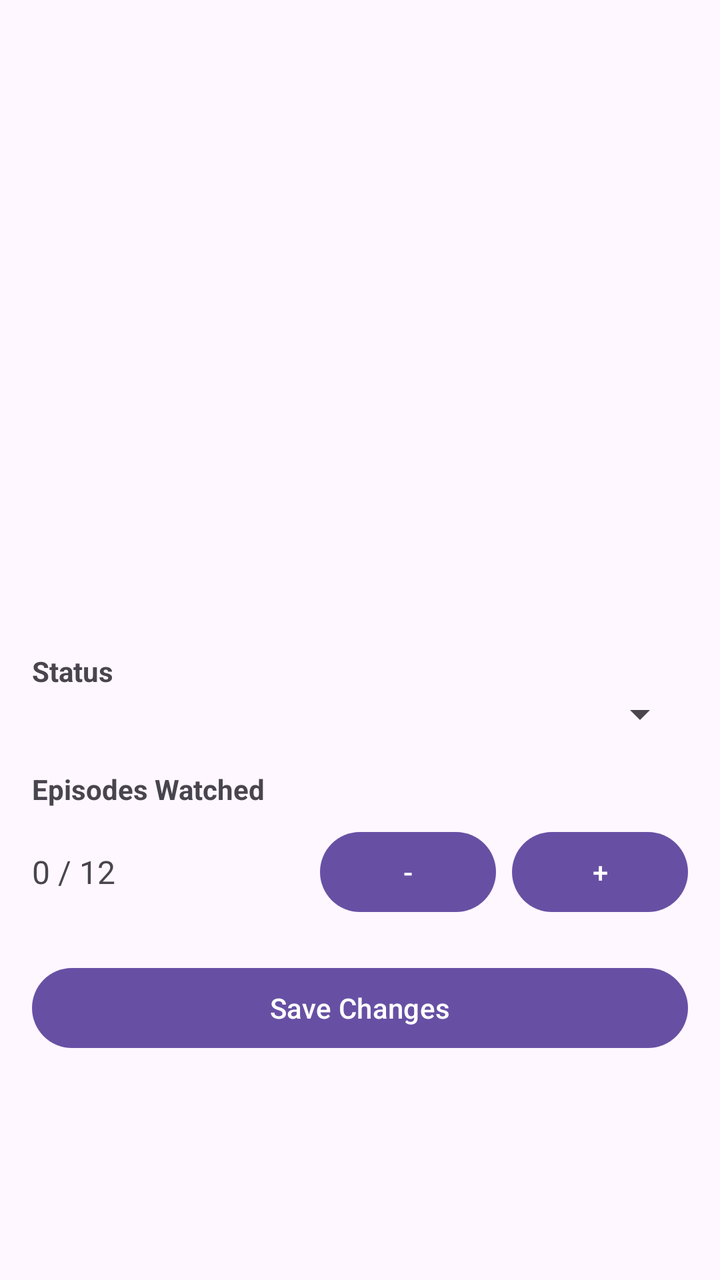
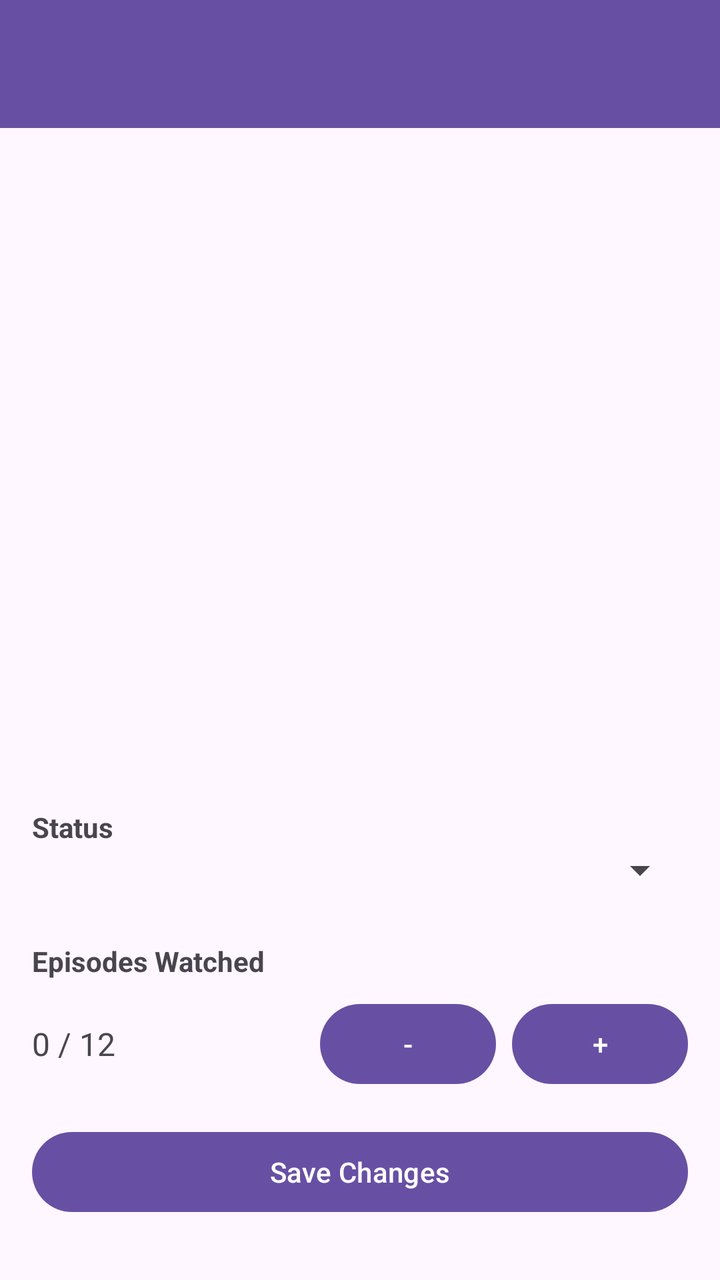

Before-and-after screenshots of an Android layout around one commit, followed by the original layout XML and the change that was made.
<!-- AndroidManifest.xml: application theme Theme.AnimeTracker -->
<!-- res/layout/activity_edit_anime.xml -->
<?xml version="1.0" encoding="utf-8"?>
<ScrollView xmlns:android="http://schemas.android.com/apk/res/android"
    android:padding="16dp"
    android:layout_width="match_parent"
    android:layout_height="match_parent">

    <LinearLayout
        android:orientation="vertical"
        android:layout_width="match_parent"
        android:layout_height="wrap_content">

        <ImageView
            android:id="@+id/animeImage"
            android:layout_width="match_parent"
            android:layout_height="200dp"
            android:scaleType="centerCrop" />

        <TextView
            android:id="@+id/animeTitle"
            android:textStyle="bold"
            android:textSize="20sp"
            android:layout_marginTop="10dp"
            android:layout_width="match_parent"
            android:layout_height="wrap_content" />

        <TextView
            android:id="@+id/animeEpisodes"
            android:layout_width="wrap_content"
            android:layout_height="wrap_content" />

        <TextView
            android:id="@+id/animeScore"
            android:layout_width="wrap_content"
            android:layout_height="wrap_content" />

        <TextView
            android:id="@+id/animeYear"
            android:layout_width="wrap_content"
            android:layout_height="wrap_content" />

        
        <TextView
            android:text="Status"
            android:textStyle="bold"
            android:layout_marginTop="16dp"
            android:layout_width="wrap_content"
            android:layout_height="wrap_content" />

        <Spinner
            android:id="@+id/statusSpinner"
            android:layout_width="match_parent"
            android:layout_height="wrap_content" />

        
        <TextView
            android:id="@+id/episodesWatchedLabel"
            android:text="Episodes Watched"
            android:textStyle="bold"
            android:layout_marginTop="16dp"
            android:layout_width="wrap_content"
            android:layout_height="wrap_content" />

        <LinearLayout
            android:orientation="horizontal"
            android:layout_marginTop="8dp"
            android:layout_width="match_parent"
            android:layout_height="wrap_content"
            android:gravity="center_vertical">

            <TextView
                android:id="@+id/episodesWatchedText"
                android:layout_width="0dp"
                android:layout_weight="1"
                android:layout_height="wrap_content"
                android:text="0 / 12"
                android:textSize="16sp" />

            <Button
                android:id="@+id/minusButton"
                android:text="-"
                android:layout_width="wrap_content"
                android:layout_height="wrap_content" />

            <Button
                android:id="@+id/plusButton"
                android:text="+"
                android:layout_width="wrap_content"
                android:layout_height="wrap_content"
                android:layout_marginStart="8dp" />
        </LinearLayout>

        
        <Button
            android:id="@+id/saveButton"
            android:text="Save Changes"
            android:layout_marginTop="20dp"
            android:layout_width="match_parent"
            android:layout_height="wrap_content" />
    </LinearLayout>
</ScrollView>
<!-- resources referenced by this layout -->
<resources>
  <style name="Theme.AnimeTracker" parent="Base.Theme.AnimeTracker" />
  <style name="Base.Theme.AnimeTracker" parent="Theme.Material3.DayNight.NoActionBar">
          
          
      </style>
</resources>

<!-- the commit's change to res/layout/activity_edit_anime.xml (unified diff, before → after) -->
@@ -1,100 +1,110 @@
 <?xml version="1.0" encoding="utf-8"?>
-<ScrollView xmlns:android="http://schemas.android.com/apk/res/android"
-    android:padding="16dp"
+<LinearLayout
+    xmlns:android="http://schemas.android.com/apk/res/android"
+    android:orientation="vertical"
     android:layout_width="match_parent"
     android:layout_height="match_parent">
 
-    <LinearLayout
-        android:orientation="vertical"
+    <com.google.android.material.appbar.MaterialToolbar
+        android:id="@+id/editToolbar"
         android:layout_width="match_parent"
-        android:layout_height="wrap_content">
+        android:layout_height="?attr/actionBarSize"
+        android:background="?attr/colorPrimary"
+        android:title="Edit Anime"
+        android:titleTextColor="@android:color/white" />
 
-        <ImageView
-            android:id="@+id/animeImage"
-            android:layout_width="match_parent"
-            android:layout_height="200dp"
-            android:scaleType="centerCrop" />
-
-        <TextView
-            android:id="@+id/animeTitle"
-            android:textStyle="bold"
-            android:textSize="20sp"
-            android:layout_marginTop="10dp"
-            android:layout_width="match_parent"
-            android:layout_height="wrap_content" />
-
-        <TextView
-            android:id="@+id/animeEpisodes"
-            android:layout_width="wrap_content"
-            android:layout_height="wrap_content" />
-
-        <TextView
-            android:id="@+id/animeScore"
-            android:layout_width="wrap_content"
-            android:layout_height="wrap_content" />
-
-        <TextView
-            android:id="@+id/animeYear"
-            android:layout_width="wrap_content"
-            android:layout_height="wrap_content" />
-
-        
-        <TextView
-            android:text="Status"
-            android:textStyle="bold"
-            android:layout_marginTop="16dp"
-            android:layout_width="wrap_content"
-            android:layout_height="wrap_content" />
-
-        <Spinner
-            android:id="@+id/statusSpinner"
-            android:layout_width="match_parent"
-            android:layout_height="wrap_content" />
-
-        
-        <TextView
-            android:id="@+id/episodesWatchedLabel"
-            android:text="Episodes Watched"
-            android:textStyle="bold"
-            android:layout_marginTop="16dp"
-            android:layout_width="wrap_content"
-            android:layout_height="wrap_content" />
+    <ScrollView
+        android:layout_width="match_parent"
+        android:layout_height="0dp"
+        android:layout_weight="1"
+        android:fillViewport="true">
 
         <LinearLayout
-            android:orientation="horizontal"
-            android:layout_marginTop="8dp"
+            android:orientation="vertical"
+            android:padding="16dp"
             android:layout_width="match_parent"
-            android:layout_height="wrap_content"
-            android:gravity="center_vertical">
+            android:layout_height="wrap_content">
+
+            <ImageView
+                android:id="@+id/animeImage"
+                android:layout_width="match_parent"
+                android:layout_height="200dp"
+                android:scaleType="centerCrop"
+                android:layout_marginBottom="16dp" />
 
             <TextView
-                android:id="@+id/episodesWatchedText"
-                android:layout_width="0dp"
-                android:layout_weight="1"
+                android:id="@+id/animeTitle"
+                android:textStyle="bold"
+                android:textSize="20sp"
+                android:layout_width="match_parent"
                 android:layout_height="wrap_content"
-                android:text="0 / 12"
-                android:textSize="16sp" />
+                android:layout_marginBottom="8dp" />
 
-            <Button
-                android:id="@+id/minusButton"
-                android:text="-"
+            <TextView android:id="@+id/animeEpisodes"
+                android:layout_width="wrap_content"
+                android:layout_height="wrap_content" />
+            <TextView android:id="@+id/animeScore"
+                android:layout_width="wrap_content"
+                android:layout_height="wrap_content" />
+            <TextView android:id="@+id/animeYear"
+                android:layout_width="wrap_content"
+                android:layout_height="wrap_content"
+                android:layout_marginBottom="16dp" />
+
+            <TextView
+                android:text="Status"
+                android:textStyle="bold"
                 android:layout_width="wrap_content"
                 android:layout_height="wrap_content" />
 
-            <Button
-                android:id="@+id/plusButton"
-                android:text="+"
+            <Spinner
+                android:id="@+id/statusSpinner"
+                android:layout_width="match_parent"
+                android:layout_height="wrap_content"
+                android:layout_marginBottom="24dp" />
+
+            <TextView
+                android:id="@+id/episodesWatchedLabel"
+                android:text="Episodes Watched"
+                android:textStyle="bold"
                 android:layout_width="wrap_content"
                 android:layout_height="wrap_content"
-                android:layout_marginStart="8dp" />
+                android:layout_marginBottom="8dp" />
+
+            <LinearLayout
+                android:orientation="horizontal"
+                android:layout_width="match_parent"
+                android:layout_height="wrap_content"
+                android:gravity="center_vertical"
+                android:layout_marginBottom="16dp">
+
+                <TextView
+                    android:id="@+id/episodesWatchedText"
+                    android:layout_width="0dp"
+                    android:layout_weight="1"
+                    android:layout_height="wrap_content"
+                    android:text="0 / 12"
+                    android:textSize="16sp" />
+
+                <Button
+                    android:id="@+id/minusButton"
+                    android:text="-"
+                    android:layout_width="wrap_content"
+                    android:layout_height="wrap_content" />
+
+                <Button
+                    android:id="@+id/plusButton"
+                    android:text="+"
+                    android:layout_width="wrap_content"
+                    android:layout_height="wrap_content"
+                    android:layout_marginStart="8dp" />
+            </LinearLayout>
+
+            <Button
+                android:id="@+id/saveButton"
+                android:text="Save Changes"
+                android:layout_width="match_parent"
+                android:layout_height="wrap_content" />
         </LinearLayout>
-
-        
-        <Button
-            android:id="@+id/saveButton"
-            android:text="Save Changes"
-            android:layout_marginTop="20dp"
-            android:layout_width="match_parent"
-            android:layout_height="wrap_content" />
-    </LinearLayout>
-</ScrollView>
+    </ScrollView>
+</LinearLayout>
